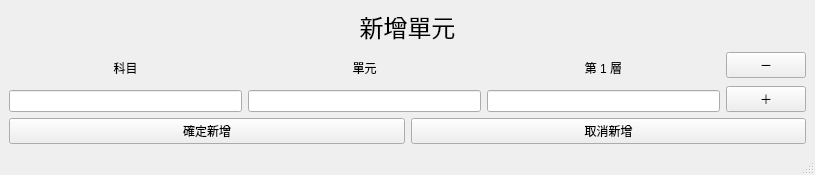
The window that view/UI/Add_Unit_UI.ui (allen880612/Question-Database-System) describes before a commit, drawn with Qt 5.
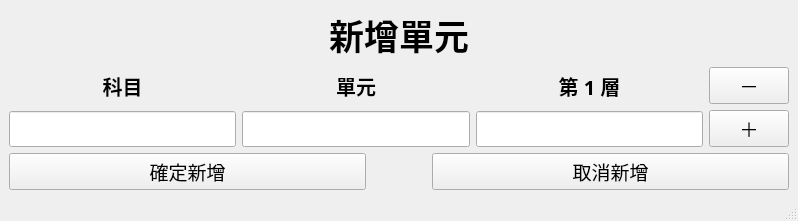
The same window after the commit.

What changed in the file:
```diff
--- a/view/UI/Add_Unit_UI.ui
+++ b/view/UI/Add_Unit_UI.ui
@@ -6,8 +6,8 @@
    <rect>
     <x>0</x>
     <y>0</y>
-    <width>815</width>
-    <height>175</height>
+    <width>798</width>
+    <height>217</height>
    </rect>
   </property>
   <property name="windowTitle">
@@ -26,6 +26,12 @@
          <layout class="QGridLayout" name="gridLayout_3">
           <item row="2" column="1">
            <widget class="QLineEdit" name="textBox_lv2">
+            <property name="font">
+             <font>
+              <family>微軟正黑體</family>
+              <pointsize>15</pointsize>
+             </font>
+            </property>
             <property name="alignment">
              <set>Qt::AlignCenter</set>
             </property>
@@ -33,6 +39,14 @@
           </item>
           <item row="0" column="2">
            <widget class="QLabel" name="label_lv3">
+            <property name="font">
+             <font>
+              <family>微軟正黑體</family>
+              <pointsize>15</pointsize>
+              <weight>75</weight>
+              <bold>true</bold>
+             </font>
+            </property>
             <property name="text">
              <string>第 1 層</string>
             </property>
@@ -43,6 +57,14 @@
           </item>
           <item row="0" column="0">
            <widget class="QLabel" name="label_lv1">
+            <property name="font">
+             <font>
+              <family>微軟正黑體</family>
+              <pointsize>15</pointsize>
+              <weight>75</weight>
+              <bold>true</bold>
+             </font>
+            </property>
             <property name="text">
              <string>科目</string>
             </property>
@@ -53,6 +75,14 @@
           </item>
           <item row="2" column="0">
            <widget class="QLineEdit" name="textBox_lv1">
+            <property name="font">
+             <font>
+              <family>微軟正黑體</family>
+              <pointsize>15</pointsize>
+              <weight>50</weight>
+              <bold>false</bold>
+             </font>
+            </property>
             <property name="alignment">
              <set>Qt::AlignCenter</set>
             </property>
@@ -60,6 +90,14 @@
           </item>
           <item row="0" column="1">
            <widget class="QLabel" name="label_lv2">
+            <property name="font">
+             <font>
+              <family>微軟正黑體</family>
+              <pointsize>15</pointsize>
+              <weight>75</weight>
+              <bold>true</bold>
+             </font>
+            </property>
             <property name="text">
              <string>單元</string>
             </property>
@@ -69,7 +107,14 @@
            </widget>
           </item>
           <item row="2" column="2">
-           <widget class="QLineEdit" name="textBox_lv3"/>
+           <widget class="QLineEdit" name="textBox_lv3">
+            <property name="font">
+             <font>
+              <family>微軟正黑體</family>
+              <pointsize>15</pointsize>
+             </font>
+            </property>
+           </widget>
           </item>
          </layout>
         </item>
@@ -90,6 +135,12 @@
           </item>
           <item>
            <widget class="QPushButton" name="button_delete_level">
+            <property name="font">
+             <font>
+              <family>微軟正黑體</family>
+              <pointsize>14</pointsize>
+             </font>
+            </property>
             <property name="text">
              <string>－</string>
             </property>
@@ -110,6 +161,12 @@
           </item>
           <item>
            <widget class="QPushButton" name="button_add_level">
+            <property name="font">
+             <font>
+              <family>微軟正黑體</family>
+              <pointsize>14</pointsize>
+             </font>
+            </property>
             <property name="text">
              <string>＋</string>
             </property>
@@ -123,13 +180,43 @@
        <layout class="QHBoxLayout" name="horizontalLayout_2">
         <item>
          <widget class="QPushButton" name="button_add_unit_confirm">
+          <property name="font">
+           <font>
+            <family>微軟正黑體</family>
+            <pointsize>14</pointsize>
+            <weight>50</weight>
+            <bold>false</bold>
+           </font>
+          </property>
           <property name="text">
            <string>確定新增</string>
           </property>
          </widget>
         </item>
+        <item>
+         <spacer name="horizontalSpacer">
+          <property name="orientation">
+           <enum>Qt::Horizontal</enum>
+          </property>
+          <property name="sizeType">
+           <enum>QSizePolicy::Preferred</enum>
+          </property>
+          <property name="sizeHint" stdset="0">
+           <size>
+            <width>60</width>
+            <height>20</height>
+           </size>
+          </property>
+         </spacer>
+        </item>
         <item>
          <widget class="QPushButton" name="button_add_unit_cancel">
+          <property name="font">
+           <font>
+            <family>微軟正黑體</family>
+            <pointsize>14</pointsize>
+           </font>
+          </property>
           <property name="text">
            <string>取消新增</string>
           </property>
@@ -141,8 +228,10 @@
        <widget class="QLabel" name="label_add_unit">
         <property name="font">
          <font>
-          <family>微軟正黑體 Light</family>
-          <pointsize>18</pointsize>
+          <family>微軟正黑體</family>
+          <pointsize>26</pointsize>
+          <weight>75</weight>
+          <bold>true</bold>
          </font>
         </property>
         <property name="text">
```
